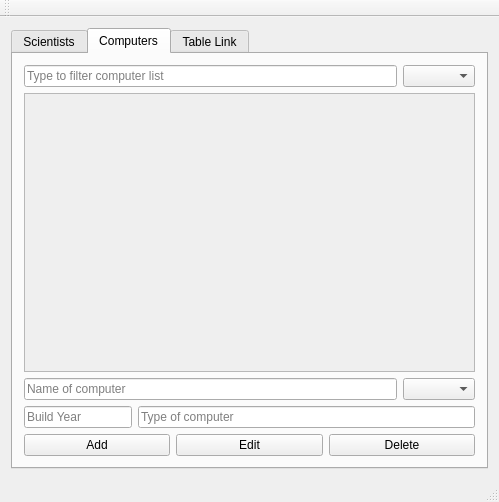
First picture: the form in mainwindow.ui, repository marin16/Skil3, before the edit.
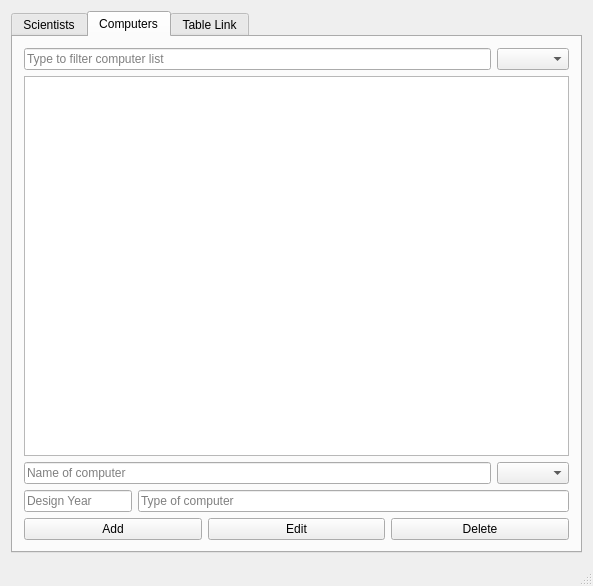
Second picture: the form after the edit. The open tabs and pages were chosen to show the change.

Commit message: changed scroll area to list widget

What changed in the file:
```diff
--- a/mainwindow.ui
+++ b/mainwindow.ui
@@ -6,8 +6,8 @@
    <rect>
     <x>0</x>
     <y>0</y>
-    <width>499</width>
-    <height>502</height>
+    <width>593</width>
+    <height>586</height>
    </rect>
   </property>
   <property name="windowTitle">
@@ -154,21 +154,7 @@
          </layout>
         </item>
         <item>
-         <widget class="QScrollArea" name="scrollComputers">
-          <property name="widgetResizable">
-           <bool>true</bool>
-          </property>
-          <widget class="QWidget" name="scrollAreaWidgetContents">
-           <property name="geometry">
-            <rect>
-             <x>0</x>
-             <y>0</y>
-             <width>447</width>
-             <height>232</height>
-            </rect>
-           </property>
-          </widget>
-         </widget>
+         <widget class="QListWidget" name="listComputer"/>
         </item>
         <item>
          <layout class="QHBoxLayout" name="nameComputer">
@@ -193,7 +179,7 @@
           <item alignment="Qt::AlignLeft">
            <widget class="QLineEdit" name="addComputerBuildYear">
             <property name="placeholderText">
-             <string>Build Year</string>
+             <string>Design Year</string>
             </property>
            </widget>
           </item>
@@ -210,6 +196,9 @@
          <layout class="QHBoxLayout" name="manageComputer">
           <item>
            <widget class="QPushButton" name="addComputer">
+            <property name="enabled">
+             <bool>true</bool>
+            </property>
             <property name="text">
              <string>Add</string>
             </property>
@@ -332,14 +321,6 @@
     </rect>
    </property>
   </widget>
-  <widget class="QToolBar" name="mainToolBar">
-   <attribute name="toolBarArea">
-    <enum>TopToolBarArea</enum>
-   </attribute>
-   <attribute name="toolBarBreak">
-    <bool>false</bool>
-   </attribute>
-  </widget>
   <widget class="QStatusBar" name="statusBar"/>
  </widget>
  <layoutdefault spacing="6" margin="11"/>
```
Left out of the diff: 36 changed lines with no effect on the pictures.
